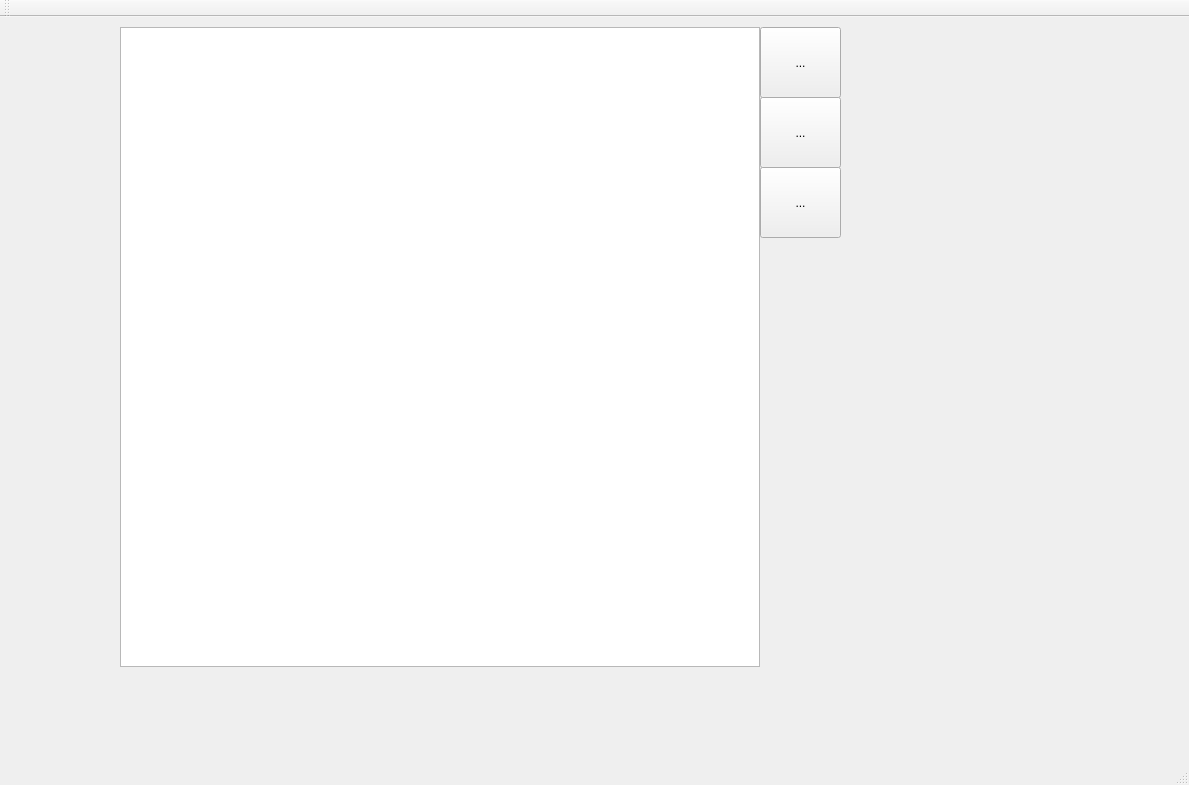
Above: SpriteEditor/mainwindow.ui from mahowa/Nerdz before the change. Below: the same form after it.
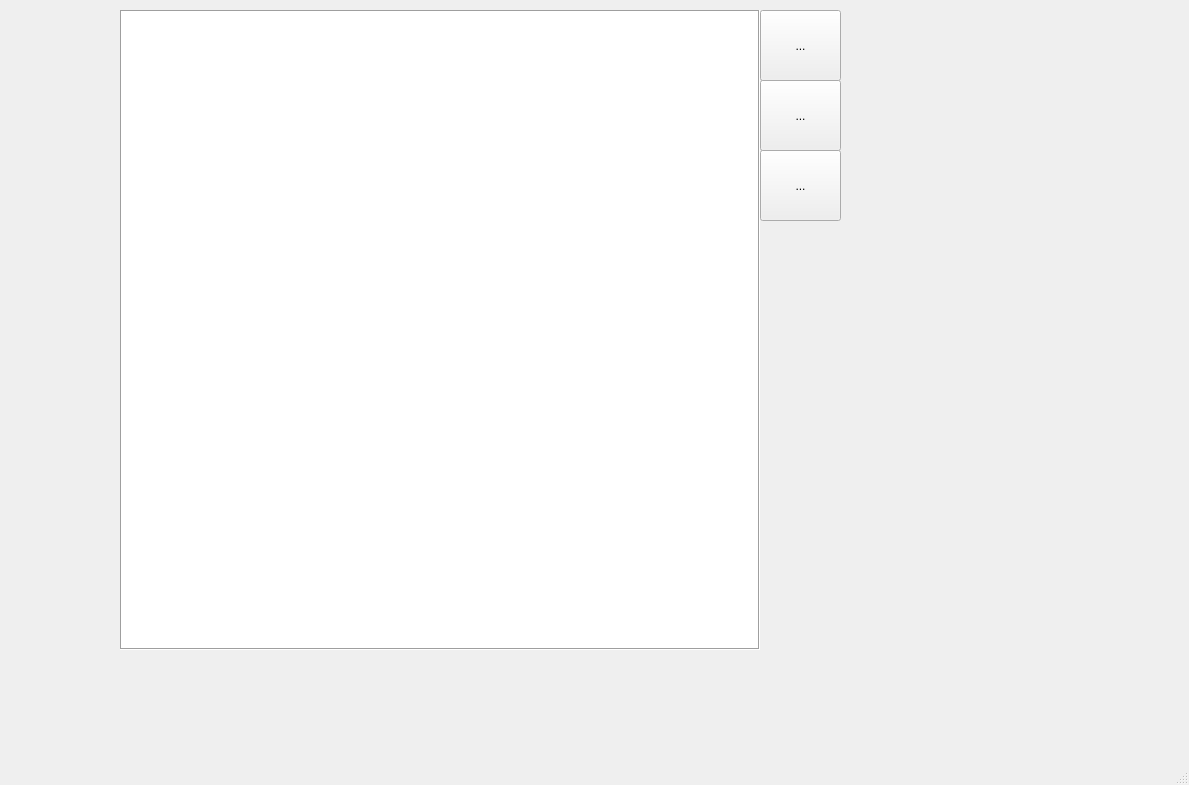
That is the form after the change. Icons and pictures are not drawn.

The edit to the form file:
```diff
--- a/SpriteEditor/mainwindow.ui
+++ b/SpriteEditor/mainwindow.ui
@@ -26,6 +26,9 @@
     <property name="cursor" stdset="0">
      <cursorShape>CrossCursor</cursorShape>
     </property>
+    <property name="frameShape">
+     <enum>QFrame::Box</enum>
+    </property>
     <property name="verticalScrollBarPolicy">
      <enum>Qt::ScrollBarAlwaysOff</enum>
     </property>
@@ -103,24 +106,6 @@
     </property>
    </widget>
   </widget>
-  <widget class="QMenuBar" name="menuBar">
-   <property name="geometry">
-    <rect>
-     <x>0</x>
-     <y>0</y>
-     <width>1189</width>
-     <height>22</height>
-    </rect>
-   </property>
-  </widget>
-  <widget class="QToolBar" name="mainToolBar">
-   <attribute name="toolBarArea">
-    <enum>TopToolBarArea</enum>
-   </attribute>
-   <attribute name="toolBarBreak">
-    <bool>false</bool>
-   </attribute>
-  </widget>
   <widget class="QStatusBar" name="statusBar"/>
  </widget>
  <layoutdefault spacing="6" margin="11"/>
```
Left out of the diff: 2 changed lines with no effect on the pictures.
